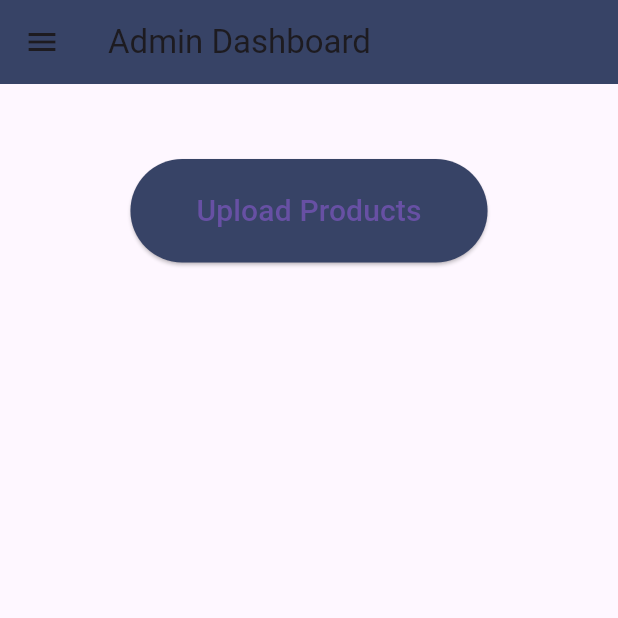
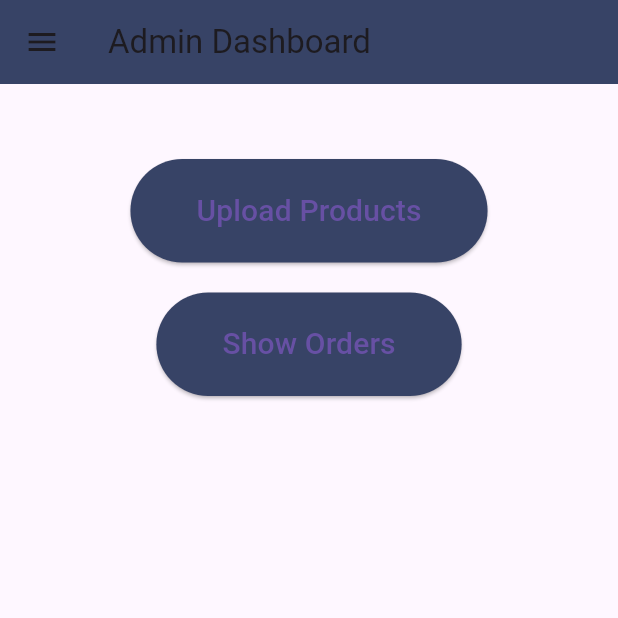
Before and after one commit to 2012398/Mycode, a Flutter app: the AdminScreen screen opened directly, on a phone screen of 412 x 824 dp, the top half of it. Run offline on Flutter 3.47's test engine with Material 3 defaults, Android fonts, the phone set to English and light mode, and no system bars; our stand-ins replace cloud_firestore, firebase_auth, firebase_core, get, google_fonts, image_picker and 1 more; accounts and stored records are empty; project files that could hold a hidden picture were left out.

Commit message:
more issues resolved

```diff
--- a/lib/Screens/ChatScreen.dart
+++ b/lib/Screens/ChatScreen.dart
@@ -1,3 +1,5 @@
+// ignore_for_file: use_build_context_synchronously
+
 import 'dart:async';
 import 'dart:convert';
 import 'dart:io';
@@ -269,7 +271,7 @@ class _ChatScreenState extends State<ChatScreen> {
                     color: Color(0xff374366),
                   ),
                 ),
-                SizedBox(width: 8),
+                const SizedBox(width: 8),
                 GestureDetector(
                   onTap: () async {
                     // Display dialog to choose camera
--- a/lib/Screens/admin_screen.dart
+++ b/lib/Screens/admin_screen.dart
@@ -1,5 +1,7 @@
 import 'package:firebase_auth/firebase_auth.dart';
+import 'package:flutter/cupertino.dart';
 import 'package:flutter/material.dart';
+import 'package:fyp/Screens/ShowOrders.dart';
 import 'package:fyp/Screens/login_screen.dart';
 
 import '../menu_screen_navigate/upload_products.dart';
@@ -53,6 +55,18 @@ class AdminScreen extends StatelessWidget {
               },
             ),
             ListTile(
+              leading: Icon(CupertinoIcons.cart),
+              title: Text('Orders'),
+              onTap: () {
+                Navigator.push(
+                  context,
+                  MaterialPageRoute(
+                    builder: (context) => ShowOrders(),
+                  ),
+                );
+              },
+            ),
+            ListTile(
               leading: Icon(Icons.exit_to_app),
               title: Text('Logout'),
               onTap: () {
@@ -88,6 +102,30 @@ class AdminScreen extends StatelessWidget {
                 ),
               ),
             ),
+            SizedBox(
+              height: 20,
+            ),
+            Center(
+              child: ElevatedButton(
+                style: ElevatedButton.styleFrom(
+                    backgroundColor: Color(0xff374366)),
+                onPressed: () {
+                  Navigator.push(
+                    context,
+                    MaterialPageRoute(
+                      builder: (context) => ShowOrders(),
+                    ),
+                  );
+                },
+                child: Padding(
+                  padding: EdgeInsets.all(20),
+                  child: Text(
+                    'Show Orders',
+                    style: TextStyle(fontSize: 20),
+                  ),
+                ),
+              ),
+            ),
             // Add more widgets or content as needed
           ],
         ),
```
Also changed, not shown: lib/Screens/ShowOrders.dart (added, +71 -0 lines), lib/Screens/doctor_screen.dart (+4 -3 lines), lib/Screens/login_screen.dart (+40 -3 lines), lib/Screens/main_drawer.dart (+13 -11 lines).
